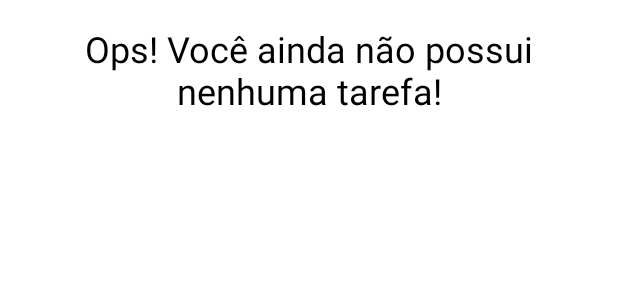
After one commit to raphael-pestana/Santander-Bootcamp-Mobile-Developer, an Android app: the layout empty_state.xml on its own in the app's theme, with its tools: preview values and no code run, on a phone screen of 412 x 824 dp. The commit adds this screen. Shown: the top 300 px of the screen. Run offline under Robolectric (Android 15) with nearby library versions, the phone set to English and light mode, and no system bars.

Commit message:
Created Empty_State for Activity_Main

```diff
--- a/Projetos/My-To-Do-List/app/src/main/java/com/pestana/mytodolist/model/Task.kt
+++ b/Projetos/My-To-Do-List/app/src/main/java/com/pestana/mytodolist/model/Task.kt
@@ -8,5 +8,18 @@ data class Task(
         val id : Int = 0
 
 ) {
-       // REFAZER ESSA PARTE
+        override fun equals(other: Any?): Boolean {
+                if(this === other) return true
+                if (javaClass != other?.javaClass) return false
+
+                other as Task
+
+                if (id != other.id) return false
+
+                return true
+        }
+
+        override fun hashCode(): Int {
+                return id
+        }
 }
--- a/Projetos/My-To-Do-List/app/src/main/res/layout/activity_main.xml
+++ b/Projetos/My-To-Do-List/app/src/main/res/layout/activity_main.xml
@@ -22,6 +22,7 @@
         android:layout_width="match_parent"
         android:layout_height="0dp"
         android:layout_marginTop="16dp"
+        tools:visibility="gone"
         app:layoutManager="androidx.recyclerview.widget.LinearLayoutManager"
         app:layout_constraintBottom_toTopOf="@id/fab"
         app:layout_constraintTop_toBottomOf="@id/tv_title"
--- /dev/null
+++ b/Projetos/My-To-Do-List/app/src/main/res/layout/empty_state.xml
@@ -0,0 +1,30 @@
+<?xml version="1.0" encoding="utf-8"?>
+<androidx.constraintlayout.widget.ConstraintLayout xmlns:android="http://schemas.android.com/apk/res/android"
+    xmlns:app="http://schemas.android.com/apk/res-auto"
+    android:layout_width="match_parent"
+    android:layout_height="match_parent"
+    android:layout_margin="16dp">
+
+    <TextView
+        android:id="@+id/tv_message"
+        android:layout_width="0dp"
+        android:layout_height="wrap_content"
+        android:gravity="center"
+        android:text="@string/label_empty_task"
+        android:textSize="24sp"
+        android:textColor="@color/black"
+        app:layout_constraintEnd_toEndOf="parent"
+        app:layout_constraintStart_toStartOf="parent"
+        app:layout_constraintTop_toTopOf="parent" />
+
+    <androidx.appcompat.widget.AppCompatImageView
+        android:layout_marginTop="16dp"
+        app:layout_constraintStart_toStartOf="parent"
+        app:layout_constraintEnd_toEndOf="parent"
+        app:layout_constraintTop_toBottomOf="@id/tv_message"
+        android:layout_width="wrap_content"
+        android:layout_height="wrap_content" />
+
+    //paramos aqui. Tentar baixar um arquivo de imagem svg ou psd.
+
+</androidx.constraintlayout.widget.ConstraintLayout>
--- a/Projetos/My-To-Do-List/app/src/main/res/values/strings.xml
+++ b/Projetos/My-To-Do-List/app/src/main/res/values/strings.xml
@@ -10,4 +10,5 @@
     <string name="label_description_new_task">Nova Tarefa</string>
     <string name="label_edit">Editar</string>
     <string name="label_delete">Deletar</string>
+    <string name="label_empty_task">Ops! Você ainda não possui\nnenhuma tarefa!</string>
 </resources>
```
